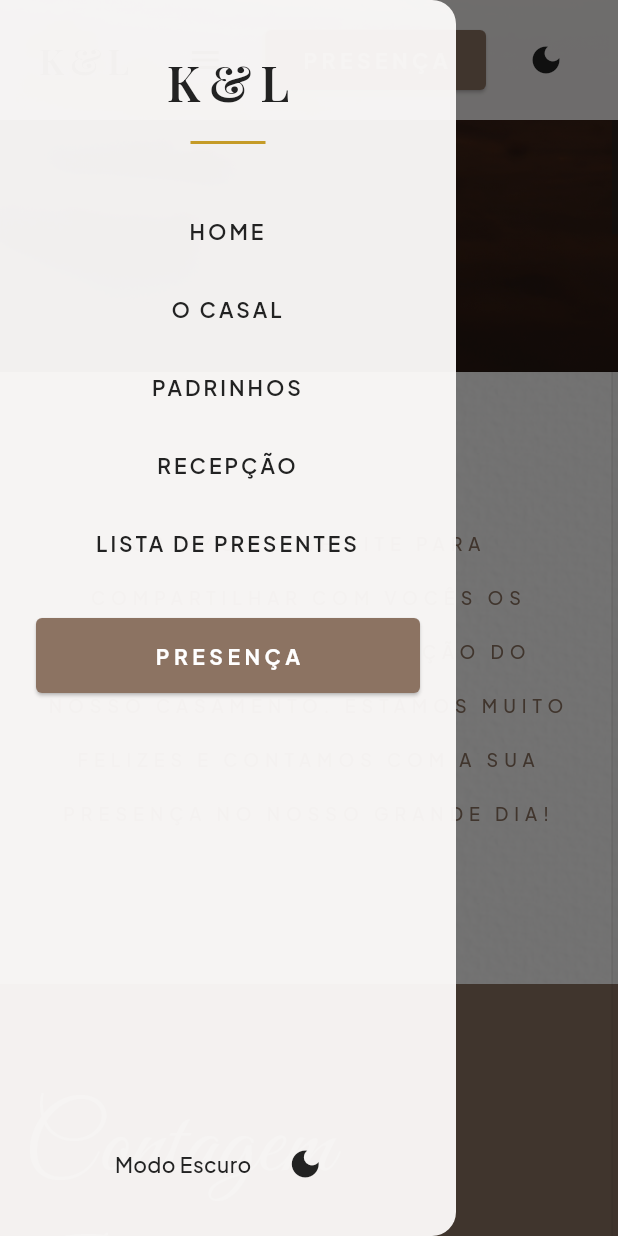
After one commit to kleyonalmeida/wedding, a Flutter app: the screen it shows after launch, scrolled down 576 dp, after a tap on the "menu" icon, on a phone screen of 412 x 824 dp. The commit adds this screen. Run offline on Flutter 3.47's test engine with Material 3 defaults, Android fonts, the phone set to English and light mode, and no system bars; our stand-ins replace animated_theme_switcher, google_fonts; missing offline and left inert: dart:html, dart:ui_web; network calls fail.

Commit message:
feat: add responsive side menu, docker support, and modularized web-specific map rendering

```diff
--- a/lib/features/wedding/presentation/pages/wedding_page.dart
+++ b/lib/features/wedding/presentation/pages/wedding_page.dart
@@ -10,6 +10,7 @@ import '../widgets/godparents_section.dart';
 import '../widgets/ceremony_section.dart';
 import '../widgets/rsvp_section.dart';
 import '../widgets/wedding_footer.dart';
+import '../widgets/wedding_side_menu.dart';
 
 class WeddingPage extends StatefulWidget {
   const WeddingPage({super.key});
@@ -23,6 +24,7 @@ class _WeddingPageState extends State<WeddingPage> {
   bool _isScrolled = false;
 
   // GlobalKeys for navigation
+  final GlobalKey<ScaffoldState> _scaffoldKey = GlobalKey<ScaffoldState>();
   final GlobalKey _homeKey = GlobalKey();
   final GlobalKey _casalKey = GlobalKey();
   final GlobalKey _padrinhosKey = GlobalKey();
@@ -78,6 +80,15 @@ class _WeddingPageState extends State<WeddingPage> {
   @override
   Widget build(BuildContext context) {
     return Scaffold(
+      key: _scaffoldKey,
+      drawer: WeddingSideMenu(
+        onHomeTap: () => _scrollTo(_homeKey),
+        onCasalTap: () => _scrollTo(_casalKey),
+        onPadrinhosTap: () => _scrollTo(_padrinhosKey),
+        onRecepcaoTap: () => _scrollTo(_recepcaoKey),
+        onListaTap: () => _scrollTo(_listaKey),
+        onRsvpTap: () => _scrollTo(_rsvpKey),
+      ),
       body: Stack(
         children: [
           Scrollbar(
@@ -143,6 +154,7 @@ class _WeddingPageState extends State<WeddingPage> {
             onRecepcaoTap: () => _scrollTo(_recepcaoKey),
             onListaTap: () => _scrollTo(_listaKey),
             onRsvpTap: () => _scrollTo(_rsvpKey),
+            onMenuTap: () => _scaffoldKey.currentState?.openDrawer(),
           ),
         ],
       ),
--- /dev/null
+++ b/lib/features/wedding/presentation/widgets/map_view_fallback.dart
@@ -0,0 +1,3 @@
+void registerGoogleMapView(String viewType, String mapSrc) {
+  // No-op for non-web platforms (like tests on VM)
+}
--- /dev/null
+++ b/lib/features/wedding/presentation/widgets/map_view_web.dart
@@ -0,0 +1,14 @@
+import 'dart:html' as html;
+import 'dart:ui_web' as ui_web;
+
+void registerGoogleMapView(String viewType, String mapSrc) {
+  ui_web.platformViewRegistry.registerViewFactory(
+    viewType,
+    (int viewId) => html.IFrameElement()
+      ..src = mapSrc
+      ..style.border = 'none'
+      ..style.width = '100%'
+      ..style.height = '100%'
+      ..allowFullscreen = true,
+  );
+}
--- a/lib/features/wedding/presentation/widgets/mapa_casamento_widget.dart
+++ b/lib/features/wedding/presentation/widgets/mapa_casamento_widget.dart
@@ -1,7 +1,6 @@
 import 'package:flutter/material.dart';
-import 'dart:html' as html;
-import 'dart:ui_web' as ui_web;
-
+import 'package:flutter/foundation.dart' show kIsWeb;
+import 'map_view_fallback.dart' if (dart.library.html) 'map_view_web.dart';
 class MapaCasamentoWidget extends StatefulWidget {
   final String mapSrc;
   final double height;
@@ -23,16 +22,8 @@ class _MapaCasamentoWidgetState extends State<MapaCasamentoWidget> {
   @override
   void initState() {
     super.initState();
-    if (!_isRegistered) {
-      ui_web.platformViewRegistry.registerViewFactory(
-        _viewType,
-        (int viewId) => html.IFrameElement()
-          ..src = widget.mapSrc
-          ..style.border = 'none'
-          ..style.width = '100%'
-          ..style.height = '100%'
-          ..allowFullscreen = true,
-      );
+    if (!_isRegistered && kIsWeb) {
+      registerGoogleMapView(_viewType, widget.mapSrc);
       _isRegistered = true;
     }
   }
--- a/lib/features/wedding/presentation/widgets/wedding_footer.dart
+++ b/lib/features/wedding/presentation/widgets/wedding_footer.dart
@@ -7,25 +7,30 @@ class WeddingFooter extends StatelessWidget {
 
   @override
   Widget build(BuildContext context) {
+    final onSurface = Theme.of(context).colorScheme.onSurface;
     return Container(
-      padding: const EdgeInsets.symmetric(vertical: 48.0),
-      color: AppColors.surface,
+      padding: const EdgeInsets.symmetric(vertical: 56.0, horizontal: 24.0),
+      color: Theme.of(context).colorScheme.surface,
       child: Column(
         children: [
           Text(
             'K&L',
             style: AppTextStyles.serif.copyWith(
-              fontSize: 32,
+              fontSize: 36,
+              letterSpacing: 4.0,
+              fontWeight: FontWeight.bold,
               color: AppColors.primary,
             ),
           ),
-          const SizedBox(height: 24),
+          const SizedBox(height: 16),
           Text(
             '© 2026 Kleyon & Liandra. Feito com amor.',
+            textAlign: TextAlign.center,
             style: AppTextStyles.sans.copyWith(
-              fontSize: 10,
-              letterSpacing: 2.0,
-              color: AppColors.dark.withAlpha(102), // ~0.4 opacity
+              fontSize: 14,
+              fontWeight: FontWeight.w600,
+              letterSpacing: 1.5,
+              color: onSurface.withOpacity(0.85),
               fontStyle: FontStyle.italic,
             ),
           ),
--- a/lib/features/wedding/presentation/widgets/wedding_header.dart
+++ b/lib/features/wedding/presentation/widgets/wedding_header.dart
@@ -13,6 +13,7 @@ class WeddingHeader extends StatelessWidget {
   final VoidCallback onRecepcaoTap;
   final VoidCallback onListaTap;
   final VoidCallback onRsvpTap;
+  final VoidCallback? onMenuTap; // Callback for hamburger menu
 
   const WeddingHeader({
     super.key,
@@ -23,6 +24,7 @@ class WeddingHeader extends StatelessWidget {
     required this.onRecepcaoTap,
     required this.onListaTap,
     required this.onRsvpTap,
+    this.onMenuTap,
   });
 
   @override
@@ -75,6 +77,17 @@ class WeddingHeader extends StatelessWidget {
                 Row(
                   mainAxisSize: MainAxisSize.min,
                   children: [
+                    if (MediaQuery.of(context).size.width < WeddingConstants.expandedBreakpoint)
+                      Padding(
+                        padding: const EdgeInsets.only(right: 16.0),
+                        child: IconButton(
+                          icon: Icon(
+                            Icons.menu,
+                            color: isScrolled ? Theme.of(context).colorScheme.onSurface : AppColors.white,
+                          ),
+                          onPressed: onMenuTap,
+                        ),
+                      ),
                     ElevatedButton(
                       onPressed: onRsvpTap,
                       child: const Text('PRESENÇA'),
--- /dev/null
+++ b/lib/features/wedding/presentation/widgets/wedding_side_menu.dart
@@ -0,0 +1,136 @@
+import 'package:flutter/material.dart';
+import 'package:animated_theme_switcher/animated_theme_switcher.dart';
+import '../../../../core/theme/app_colors.dart';
+import '../../../../core/theme/app_text_styles.dart';
+import '../../../../core/theme/app_theme.dart';
+
+class WeddingSideMenu extends StatelessWidget {
+  final VoidCallback onHomeTap;
+  final VoidCallback onCasalTap;
+  final VoidCallback onPadrinhosTap;
+  final VoidCallback onRecepcaoTap;
+  final VoidCallback onListaTap;
+  final VoidCallback onRsvpTap;
+
+  const WeddingSideMenu({
+    super.key,
+    required this.onHomeTap,
+    required this.onCasalTap,
+    required this.onPadrinhosTap,
+    required this.onRecepcaoTap,
+    required this.onListaTap,
+    required this.onRsvpTap,
+  });
+
+  void _handleNavigation(BuildContext context, VoidCallback callback) {
+    Navigator.of(context).pop(); // Close drawer
+    // Small delay to allow the drawer animation to start before scrolling
+    Future.delayed(const Duration(milliseconds: 300), callback);
+  }
+
+  @override
+  Widget build(BuildContext context) {
+    final isDark = Theme.of(context).brightness == Brightness.dark;
+
+    return Drawer(
+      backgroundColor: isDark ? AppColors.dark.withAlpha(245) : AppColors.surface.withAlpha(245),
+      child: SafeArea(
+        child: Column(
+          children: [
+            const SizedBox(height: 32),
+            Text(
+              'K&L',
+              style: AppTextStyles.serif.copyWith(
+                fontSize: 32,
+                letterSpacing: 6.0,
+                color: Theme.of(context).colorScheme.onSurface,
+              ),
+            ),
+            const SizedBox(height: 16),
+            Container(
+              width: 50,
+              height: 2,
+              color: AppColors.secondary,
+            ),
+            const SizedBox(height: 32),
+            Expanded(
+              child: ListView(
+                padding: const EdgeInsets.symmetric(horizontal: 24),
+                children: [
+                  _buildMenuItem(context, 'HOME', () => _handleNavigation(context, onHomeTap)),
+                  _buildMenuItem(context, 'O CASAL', () => _handleNavigation(context, onCasalTap)),
+                  _buildMenuItem(context, 'PADRINHOS', () => _handleNavigation(context, onPadrinhosTap)),
+                  _buildMenuItem(context, 'RECEPÇÃO', () => _handleNavigation(context, onRecepcaoTap)),
+                  _buildMenuItem(context, 'LISTA DE PRESENTES', () => _handleNavigation(context, onListaTap)),
+                  const SizedBox(height: 24),
+                  ElevatedButton(
+                    onPressed: () => _handleNavigation(context, onRsvpTap),
+                    style: ElevatedButton.styleFrom(
+                      padding: const EdgeInsets.symmetric(vertical: 16),
+                    ),
+                    child: const Text('PRESENÇA'),
+                  ),
+                ],
+              ),
+            ),
+            Padding(
+              padding: const EdgeInsets.all(24.0),
+              child: ThemeSwitcher(
+                builder: (context) {
+                  return Row(
+                    mainAxisAlignment: MainAxisAlignment.center,
+                    children: [
+                      Text(
+                        isDark ? 'Modo Claro' : 'Modo Escuro',
+                        style: AppTextStyles.sans.copyWith(
+                          fontSize: 14,
+                          color: Theme.of(context).colorScheme.onSurface,
+                        ),
+                      ),
+                      const SizedBox(width: 12),
+                      IconButton(
+                        icon: AnimatedSwitcher(
+                          duration: const Duration(milliseconds: 300),
+                          child: Icon(
+                            isDark ? Icons.light_mode : Icons.dark_mode,
+                            key: ValueKey(isDark),
+                            color: Theme.of(context).colorScheme.onSurface,
+                          ),
+                        ),
+                        onPressed: () {
+                          ThemeSwitcher.of(context).changeTheme(
+                            theme: isDark ? AppTheme.lightTheme : AppTheme.darkTheme,
+                          );
+                        },
+                      ),
+                    ],
+                  );
+                },
+              ),
+            ),
+          ],
+        ),
+      ),
+    );
+  }
+
+  Widget _buildMenuItem(BuildContext context, String title, VoidCallback onTap) {
+    return InkWell(
+      onTap: onTap,
+      borderRadius: BorderRadius.circular(8),
+      child: Padding(
+        padding: const EdgeInsets.symmetric(vertical: 16.0),
+        child: Text(
+          title,
+          textAlign: TextAlign.center,
+          style: AppTextStyles.sans.copyWith(
+            fontSize: 14,
+            fontWeight: FontWeight.w600,
+            letterSpacing: 2.0,
+            color: Theme.of(context).colorScheme.onSurface,
+          ),
+        ),
+      ),
+    );
+  }
+}
```
Also changed, not shown: 5 other files. Lines whose indentation alone changed are shown as unchanged.
